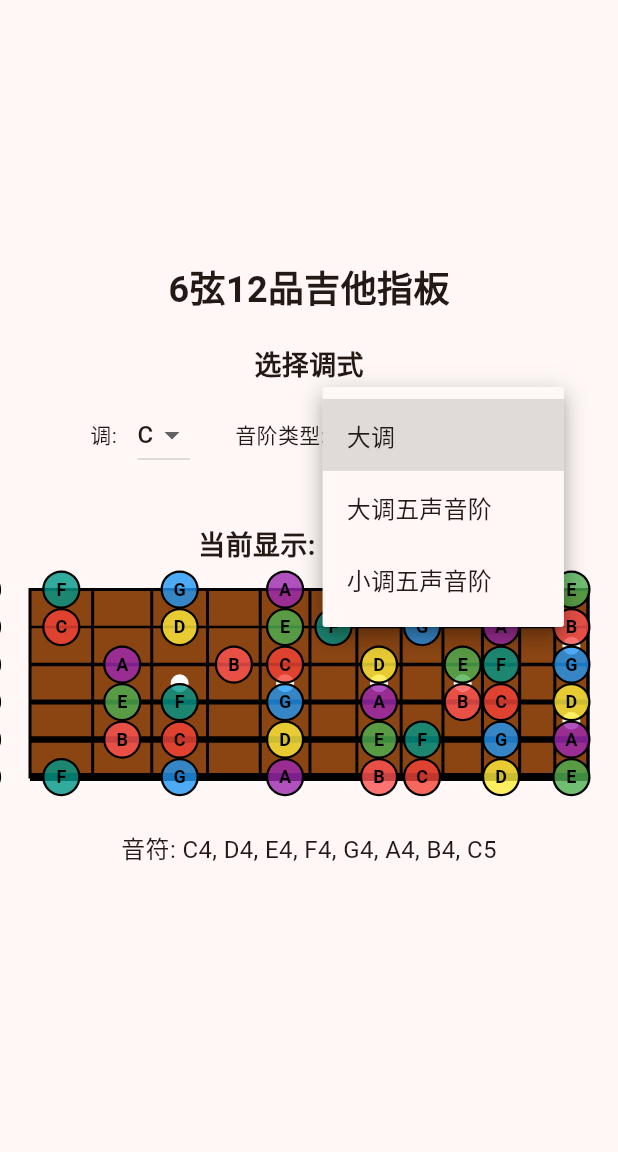
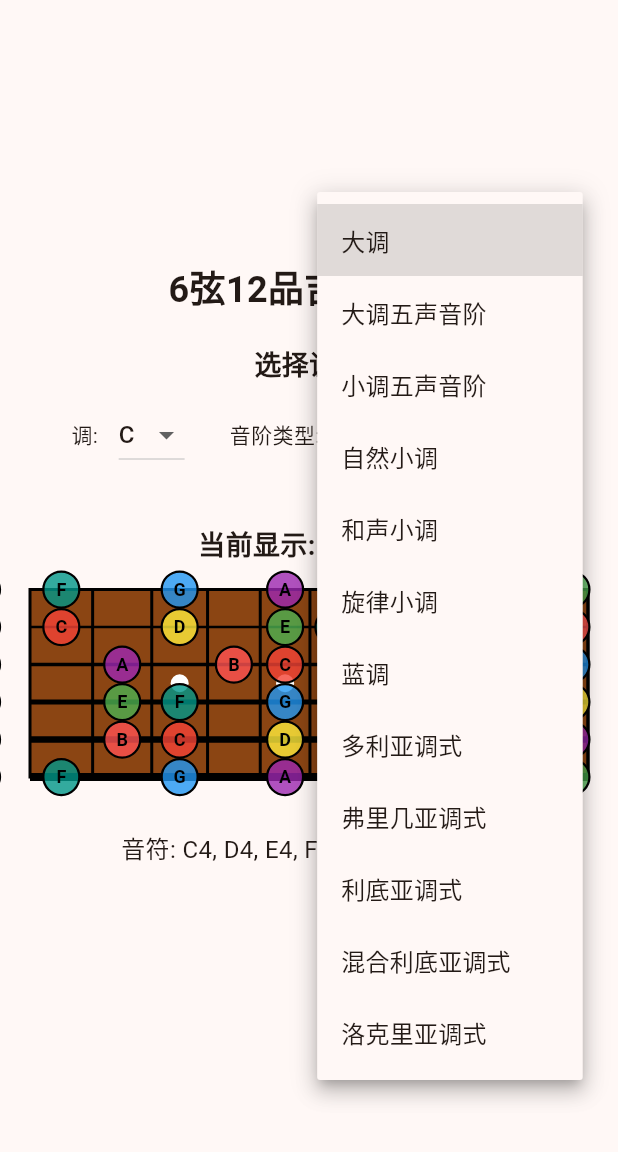
Before and after one commit to SheepYang1993/juejin_trae_solo_guitar_flutter, a Flutter app: the screen it shows after launch, after a tap on "大调", on a phone screen of 412 x 824 dp, the part 84-1236 px from its top. Run offline on Flutter 3.47's test engine with Material 3 defaults, Android fonts, the phone set to English and light mode, and no system bars.

Commit message:
第六天内容补充

```diff
--- a/lib/main.dart
+++ b/lib/main.dart
@@ -29,11 +29,37 @@
 }
 
 class _GuitarFretboardPageState extends State<GuitarFretboardPage> {
-  // 可选的调列表
-  final List<String> _keys = ['C', 'G', 'D'];
+  // 可选的调列表（包含所有十二个调式，按五度圈顺序排列）
+  final List<String> _keys = [
+    'C',
+    'G',
+    'D',
+    'A',
+    'E',
+    'B',
+    'F#',
+    'Db',
+    'Ab',
+    'Eb',
+    'Bb',
+    'F',
+  ];
 
   // 可选的音阶类型列表
-  final List<String> _scaleTypes = ['大调', '大调五声音阶', '小调五声音阶'];
+  final List<String> _scaleTypes = [
+    '大调',
+    '大调五声音阶',
+    '小调五声音阶',
+    '自然小调',
+    '和声小调',
+    '旋律小调',
+    '蓝调',
+    '多利亚调式',
+    '弗里几亚调式',
+    '利底亚调式',
+    '混合利底亚调式',
+    '洛克里亚调式',
+  ];
 
   // 当前选中的调
   String _selectedKey = 'C';
@@ -63,9 +89,37 @@
         _currentScale = Scale.pentatonicMajor(rootNote);
         break;
       case '小调五声音阶':
-        // 小调五声音阶的根音需要调整，通常小调五声音阶使用关系小调
-        // 这里简化处理，直接使用选中的调作为根音
         _currentScale = Scale.pentatonicMinor(rootNote);
+        break;
+      case '自然小调':
+        _currentScale = Scale.naturalMinor(rootNote);
+        break;
+      case '和声小调':
+        _currentScale = Scale.harmonicMinor(rootNote);
+        break;
+      case '旋律小调':
+        _currentScale = Scale.melodicMinor(rootNote);
+        break;
+      case '蓝调':
+        _currentScale = Scale.blues(rootNote);
+        break;
+      case '多利亚调式':
+        _currentScale = Scale.dorian(rootNote);
+        break;
+      case '弗里几亚调式':
+        _currentScale = Scale.phrygian(rootNote);
+        break;
+      case '利底亚调式':
+        _currentScale = Scale.lydian(rootNote);
+        break;
+      case '混合利底亚调式':
+        _currentScale = Scale.mixolydian(rootNote);
+        break;
+      case '洛克里亚调式':
+        _currentScale = Scale.locrian(rootNote);
+        break;
+      default:
+        _currentScale = Scale.major(rootNote);
         break;
     }
   }
```
Also changed, not shown: lib/models/scales.dart (+232 -13 lines), 3 other files.
